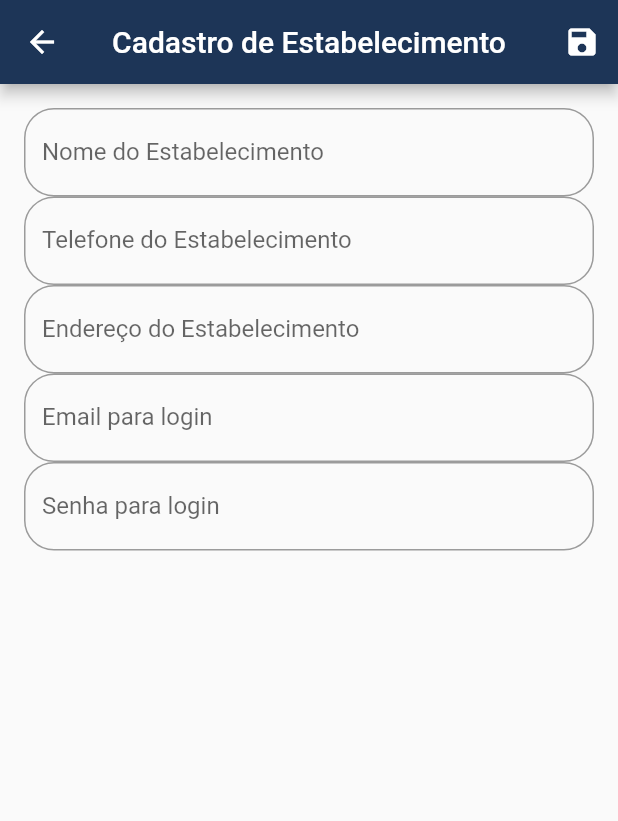
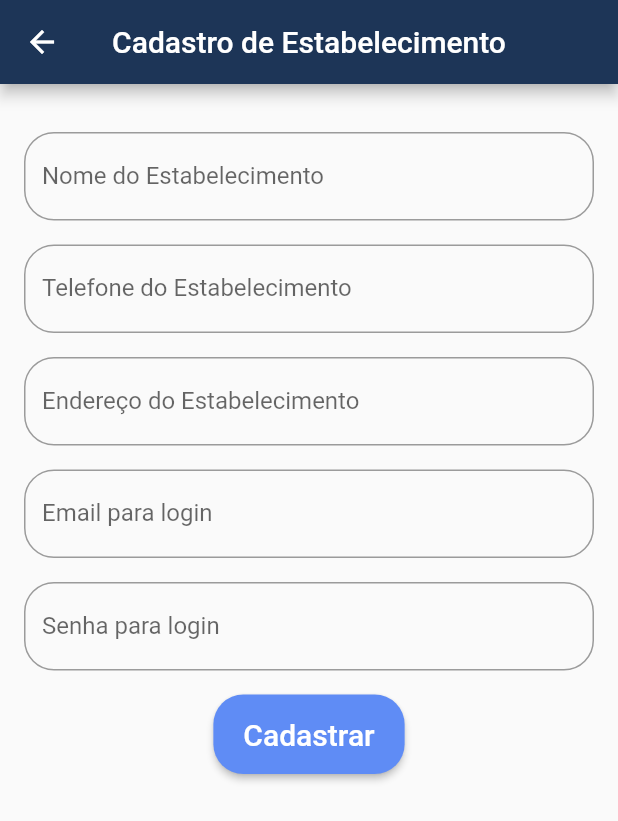
Before and after one commit to fonseca741/9794-AS, a Flutter app: the EstabelecimentoForms screen opened by its route, on a phone screen of 412 x 824 dp. Shown: the top 821 px of the screen. Run offline on Flutter 3.47's test engine with Material 2 defaults, Android fonts, the phone set to English and light mode, and no system bars; our stand-ins replace font_awesome_flutter, rflutter_alert.

Commit message:
Fim do login e ajustes no cadastro de Estabelecimentos

```diff
--- a/lib/views/CadastroEstabelecimentos.dart
+++ b/lib/views/CadastroEstabelecimentos.dart
@@ -2,6 +2,7 @@ import 'package:flutter/material.dart';
 import 'package:iclothes/models/Estabelecimento.dart';
 import 'package:iclothes/provider/providerEstabelecimentos.dart';
 import 'package:provider/provider.dart';
+import 'package:rflutter_alert/rflutter_alert.dart';
 
 class EstabelecimentoForms extends StatefulWidget {
   @override
@@ -24,6 +25,39 @@ class _EstabelecimentoFormsState extends State<EstabelecimentoForms> {
     }
   }
 
+  void cadastrar() {
+    if (_form.currentState.validate()) {
+      _form.currentState.save();
+      Provider.of<ProviderEstabelecimentos>(context, listen: false).put(
+        Estabelecimento(
+          id: _formData['id'],
+          nome: _formData['nome'],
+          telefone: _formData['tel'],
+          endereco: _formData['end'],
+          email: _formData['email'],
+          senha: _formData['senha'],
+        ),
+      );
+      Alert(
+        context: context,
+        type: AlertType.success,
+        title: "Bem Vindo!",
+        desc: "Conta criada com sucesso.",
+        buttons: [
+          DialogButton(
+            child: Text(
+              "OK",
+              style: TextStyle(color: Colors.white, fontSize: 20),
+            ),
+            onPressed: () => Navigator.pop(context),
+            width: 120,
+          )
+        ],
+      ).show();
+      Navigator.of(context).pop(); //Volta pro Login
+    }
+  }
+
   @override
   Widget build(BuildContext context) {
     final estab = ModalRoute.of(context).settings.arguments as Estabelecimento;
@@ -38,47 +72,23 @@ class _EstabelecimentoFormsState extends State<EstabelecimentoForms> {
             ),
           ),
           centerTitle: true,
-        actions: <Widget>[
-          IconButton(
-            icon: Icon(
-              Icons.save,
-              color: Colors.white,
         ),
-            onPressed: () {
-              final isValid = _form.currentState.validate();
-              if (isValid) {
-                _form.currentState.save();
-                Provider.of<ProviderEstabelecimentos>(context, listen: false)
-                    .put(
-                  Estabelecimento(
-                    id: _formData['id'],
-                    nome: _formData['nome'],
-                    telefone: _formData['tel'],
-                    endereco: _formData['end'],
-                    email: _formData['email'],
-                    senha: _formData['senha'],
-                  ),
-                );
-                Navigator.of(context).pop();
-              }
-            },
-          ),
-        ],
-      ),
-      body: Padding(
+        body: SingleChildScrollView(
           padding: EdgeInsets.all(16),
           child: Form(
             key: _form,
             child: Column(
               children: <Widget>[
-              TextFormField(
+                Padding(
+                  padding: EdgeInsets.only(top: 16.0),
+                  child: TextFormField(
                     initialValue: _formData['nome'],
                     keyboardType: TextInputType.name,
                     decoration: InputDecoration(
                         labelText: 'Nome do Estabelecimento',
                         border: new OutlineInputBorder(
-                        borderRadius:
-                            const BorderRadius.all(const Radius.circular(20)))),
+                            borderRadius: const BorderRadius.all(
+                                const Radius.circular(20)))),
                     validator: (value) {
                       if (value.trim().isEmpty) {
                         return 'Insira o nome do Estabelecimento';
@@ -89,14 +99,17 @@ class _EstabelecimentoFormsState extends State<EstabelecimentoForms> {
                       _formData['nome'] = value;
                     },
                   ),
-              TextFormField(
+                ),
+                Padding(
+                  padding: EdgeInsets.only(top: 16.0),
+                  child: TextFormField(
                     initialValue: _formData['tel'],
                     keyboardType: TextInputType.phone,
                     decoration: InputDecoration(
                         labelText: 'Telefone do Estabelecimento',
                         border: new OutlineInputBorder(
-                        borderRadius:
-                            const BorderRadius.all(const Radius.circular(20)))),
+                            borderRadius: const BorderRadius.all(
+                                const Radius.circular(20)))),
                     validator: (value) {
                       if (value.trim().isEmpty) {
                         return 'Insira o telefone do Estabelecimento';
@@ -107,14 +120,17 @@ class _EstabelecimentoFormsState extends State<EstabelecimentoForms> {
                       _formData['tel'] = value;
                     },
                   ),
-              TextFormField(
+                ),
+                Padding(
+                  padding: EdgeInsets.only(top: 16.0),
+                  child: TextFormField(
                     initialValue: _formData['end'],
                     keyboardType: TextInputType.streetAddress,
                     decoration: InputDecoration(
                         labelText: 'Endereço do Estabelecimento',
                         border: new OutlineInputBorder(
-                        borderRadius:
-                            const BorderRadius.all(const Radius.circular(20)))),
+                            borderRadius: const BorderRadius.all(
+                                const Radius.circular(20)))),
                     validator: (value) {
                       if (value.trim().isEmpty) {
                         return 'Insira o endereço do Estabelecimento';
@@ -125,18 +141,22 @@ class _EstabelecimentoFormsState extends State<EstabelecimentoForms> {
                       _formData['end'] = value;
                     },
                   ),
-              TextFormField(
+                ),
+                Padding(
+                  padding: EdgeInsets.only(top: 16.0),
+                  child: TextFormField(
                     initialValue: _formData['email'],
                     keyboardType: TextInputType.emailAddress,
                     decoration: InputDecoration(
                         labelText: 'Email para login',
                         border: new OutlineInputBorder(
-                        borderRadius:
-                            const BorderRadius.all(const Radius.circular(20)))),
+                            borderRadius: const BorderRadius.all(
+                                const Radius.circular(20)))),
                     validator: (value) {
                       if (value.trim().isEmpty) {
                         return 'Insira um email para login';
-                  } else if (!value.contains('@') || !value.endsWith('.com')) {
+                      } else if (!value.contains('@') ||
+                          !value.endsWith('.com')) {
                         return 'Insira um email válido';
                       }
                       return null;
@@ -145,13 +165,16 @@ class _EstabelecimentoFormsState extends State<EstabelecimentoForms> {
                       _formData['email'] = value;
                     },
                   ),
-              TextFormField(
+                ),
+                Padding(
+                  padding: EdgeInsets.only(top: 16.0),
+                  child: TextFormField(
                     initialValue: _formData['senha'],
                     decoration: InputDecoration(
                         labelText: 'Senha para login',
                         border: new OutlineInputBorder(
-                        borderRadius:
-                            const BorderRadius.all(const Radius.circular(20)))),
+                            borderRadius: const BorderRadius.all(
+                                const Radius.circular(20)))),
                     obscureText: true,
                     enableSuggestions: false,
                     autocorrect: false,
@@ -165,10 +188,25 @@ class _EstabelecimentoFormsState extends State<EstabelecimentoForms> {
                       _formData['senha'] = value;
                     },
                   ),
+                ),
+                Padding(
+                  padding: const EdgeInsets.only(top: 16.0),
+                  child: RaisedButton(
+                    child: Text(
+                      'Cadastrar',
+                      style: TextStyle(fontSize: 20),
+                    ),
+                    textColor: Colors.white,
+                    color: Color.fromRGBO(95, 140, 245, 1),
+                    padding: EdgeInsets.fromLTRB(20, 15, 20, 15),
+                    shape: RoundedRectangleBorder(
+                        borderRadius: BorderRadius.circular(20)),
+                    onPressed: () {},
+                  ),
+                ),
               ],
             ),
           ),
-      ),
-    );
+        ));
   }
 }
--- a/pubspec.yaml
+++ b/pubspec.yaml
@@ -25,6 +25,7 @@ dependencies:
     sdk: flutter
   provider:
   font_awesome_flutter: '8.10.0'
+  rflutter_alert: ^1.1.0
 
 
 
```
Also changed, not shown: lib/views/Login.dart (+15 -11 lines), pubspec.lock, 8 other files. Lines whose indentation alone changed are shown as unchanged.
